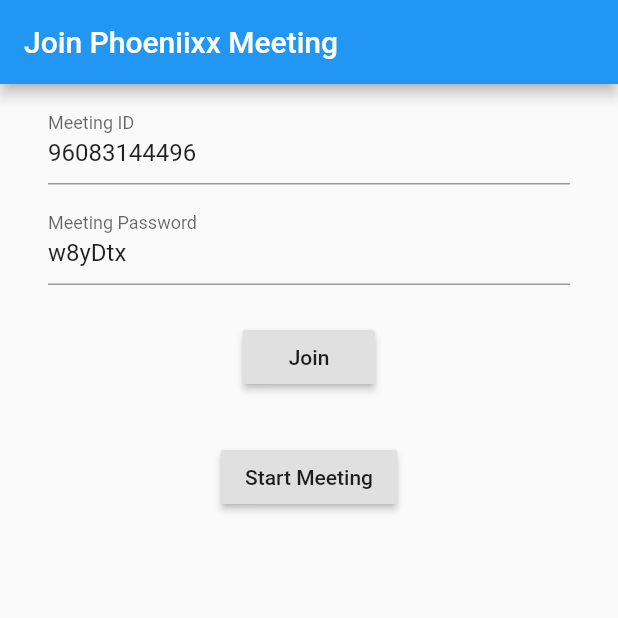
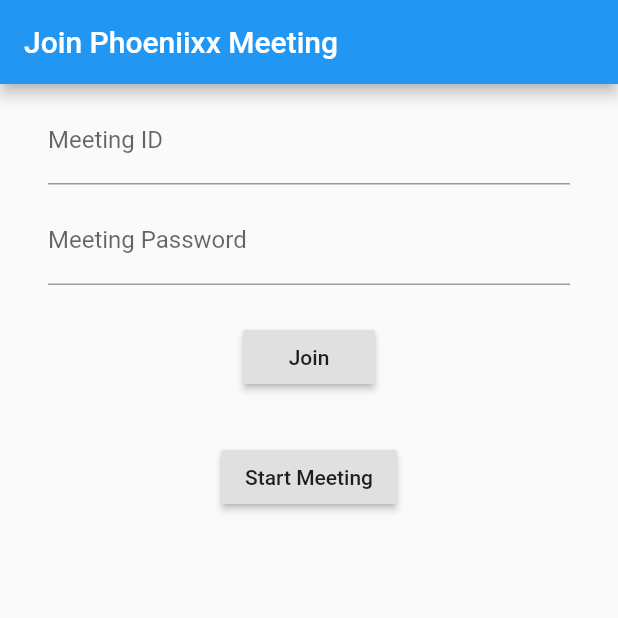
Before and after one commit to CoolBoe/custom_zoom_sdk, a Flutter app: the screen it shows after launch, on a phone screen of 412 x 824 dp, the top half of it. Run offline on Flutter 3.47's test engine with Material 2 defaults, Android fonts, the light colour scheme and no system bars.

```diff
--- a/example/lib/join_screen.dart
+++ b/example/lib/join_screen.dart
@@ -18,8 +18,6 @@
   void initState() {
     meetingIdController = TextEditingController();
     meetingPasswordController = TextEditingController();
-    meetingIdController.text = "96083144496";
-    meetingPasswordController.text = "w8yDtx";
     super.initState();
   }
 
--- a/example/lib/meeting_screen.dart
+++ b/example/lib/meeting_screen.dart
@@ -20,8 +20,8 @@
   MeetingWidget({Key? key, meetingId, meetingPassword}) : super(key: key) {
     this.zoomOptions = new CustomZoomOptions(
       domain: "zoom.us",
-      appKey: "0hOLo5oUgjNtcy0keTNDc6hfoNumJs2eebOk",
-      appSecret: "RLqYcfqrzkWp3Xm4TW1isJpybnVv9683yH0q",
+      appKey: "",
+      appSecret: "",
     );
     this.meetingOptions = new CustomZoomMeetingOptions(
         userId: 'example',
```
Also changed, not shown: 2 other files.
